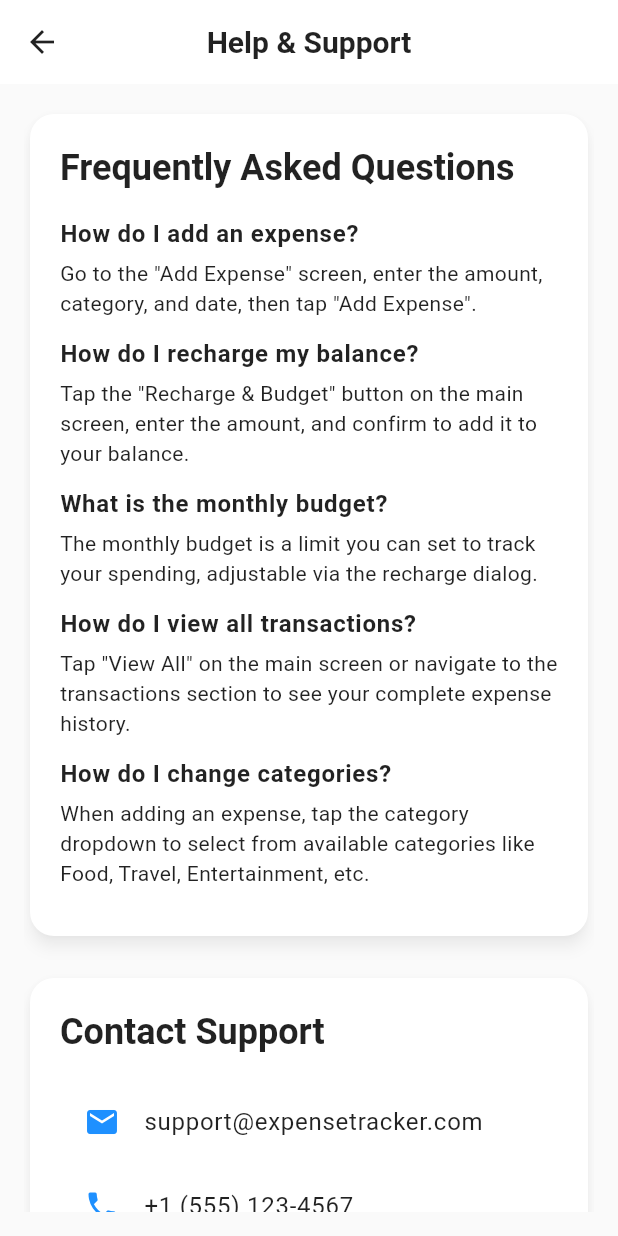
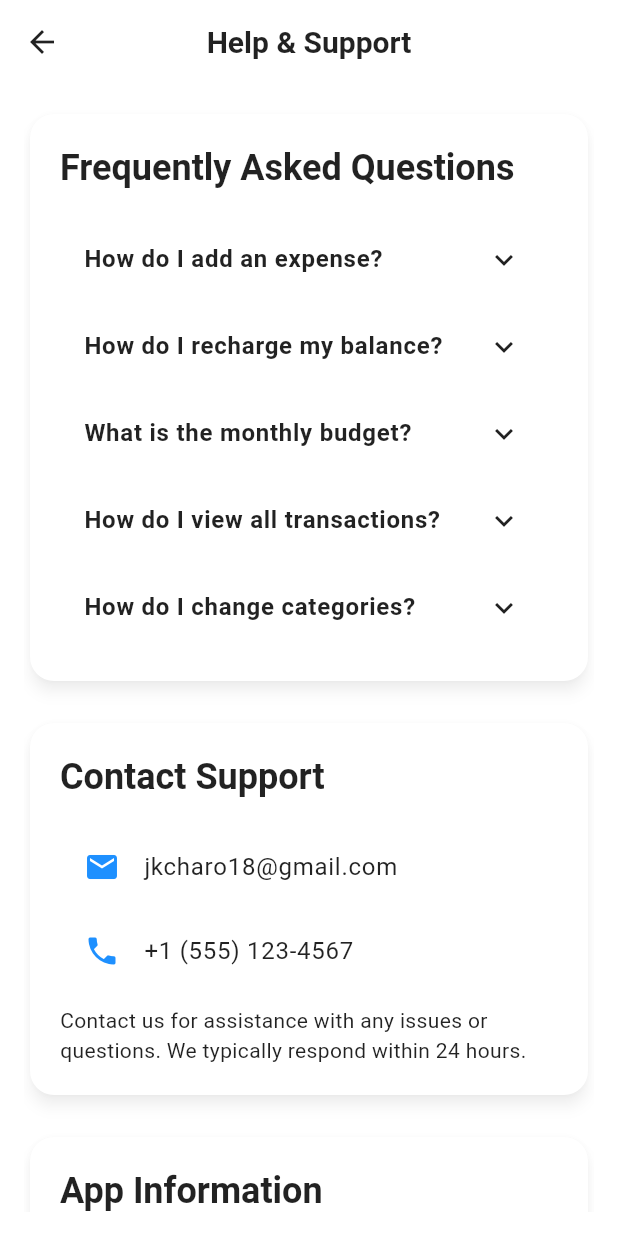
Before and after one commit to Anonymousbeliever/expense_tracker, a Flutter app: the HelpSupportScreen screen opened directly, on a phone screen of 412 x 824 dp. Run offline on Flutter 3.47's test engine with Material 3 defaults, Android fonts, the phone set to English and light mode, and no system bars; our stand-ins replace cloud_firestore, firebase_auth, firebase_core, fl_chart, permission_handler, shared_preferences; missing offline and left inert: dart:html; accounts and stored records are empty.

Commit message:
fixed the help supporrt

```diff
--- a/lib/screens/help_support/help_support_screen.dart
+++ b/lib/screens/help_support/help_support_screen.dart
@@ -6,7 +6,7 @@ class HelpSupportScreen extends StatelessWidget {
   @override
   Widget build(BuildContext context) {
     return Scaffold(
-      backgroundColor: Theme.of(context).colorScheme.background,
+      backgroundColor: Theme.of(context).colorScheme.surface,
       appBar: AppBar(
         backgroundColor: Theme.of(context).colorScheme.surface,
         foregroundColor: Theme.of(context).colorScheme.onSurface,
@@ -27,7 +27,7 @@ class HelpSupportScreen extends StatelessWidget {
                   shape: RoundedRectangleBorder(
                     borderRadius: BorderRadius.circular(16),
                   ),
-                  shadowColor: Theme.of(context).colorScheme.shadow.withOpacity(0.3),
+                  shadowColor: Theme.of(context).colorScheme.shadow.withValues(alpha: 0.3),
                   child: Padding(
                     padding: const EdgeInsets.all(20.0),
                     child: Column(
@@ -37,31 +37,31 @@ class HelpSupportScreen extends StatelessWidget {
                           'Frequently Asked Questions',
                           style: Theme.of(context).textTheme.headlineSmall?.copyWith(
                                 fontWeight: FontWeight.bold,
-                                color: Theme.of(context).colorScheme.onBackground,
+                                color: Theme.of(context).colorScheme.onSurface,
                               ),
                         ),
                         const SizedBox(height: 16),
-                        _buildFAQItem(
+                        _buildFAQDropdown(
                           context,
                           'How do I add an expense?',
                           'Go to the "Add Expense" screen, enter the amount, category, and date, then tap "Add Expense".',
                         ),
-                        _buildFAQItem(
+                        _buildFAQDropdown(
                           context,
                           'How do I recharge my balance?',
                           'Tap the "Recharge & Budget" button on the main screen, enter the amount, and confirm to add it to your balance.',
                         ),
-                        _buildFAQItem(
+                        _buildFAQDropdown(
                           context,
                           'What is the monthly budget?',
                           'The monthly budget is a limit you can set to track your spending, adjustable via the recharge dialog.',
                         ),
-                        _buildFAQItem(
+                        _buildFAQDropdown(
                           context,
                           'How do I view all transactions?',
                           'Tap "View All" on the main screen or navigate to the transactions section to see your complete expense history.',
                         ),
-                        _buildFAQItem(
+                        _buildFAQDropdown(
                           context,
                           'How do I change categories?',
                           'When adding an expense, tap the category dropdown to select from available categories like Food, Travel, Entertainment, etc.',
@@ -77,7 +77,7 @@ class HelpSupportScreen extends StatelessWidget {
                   shape: RoundedRectangleBorder(
                     borderRadius: BorderRadius.circular(16),
                   ),
-                  shadowColor: Theme.of(context).colorScheme.shadow.withOpacity(0.3),
+                  shadowColor: Theme.of(context).colorScheme.shadow.withValues(alpha: 0.3),
                   child: Padding(
                     padding: const EdgeInsets.all(20.0),
                     child: Column(
@@ -87,14 +87,14 @@ class HelpSupportScreen extends StatelessWidget {
                           'Contact Support',
                           style: Theme.of(context).textTheme.headlineSmall?.copyWith(
                                 fontWeight: FontWeight.bold,
-                                color: Theme.of(context).colorScheme.onBackground,
+                                color: Theme.of(context).colorScheme.onSurface,
                               ),
                         ),
                         const SizedBox(height: 16),
                         ListTile(
                           leading: Icon(Icons.email, color: Theme.of(context).colorScheme.primary),
                           title: Text(
-                            'support@expensetracker.com',
+                            'jkcharo18@gmail.com',
                             style: Theme.of(context).textTheme.bodyLarge?.copyWith(
                                   color: Theme.of(context).colorScheme.onSurface,
                                 ),
@@ -139,7 +139,7 @@ class HelpSupportScreen extends StatelessWidget {
                   shape: RoundedRectangleBorder(
                     borderRadius: BorderRadius.circular(16),
                   ),
-                  shadowColor: Theme.of(context).colorScheme.shadow.withOpacity(0.3),
+                  shadowColor: Theme.of(context).colorScheme.shadow.withValues(alpha: 0.3),
                   child: Padding(
                     padding: const EdgeInsets.all(20.0),
                     child: Column(
@@ -149,7 +149,7 @@ class HelpSupportScreen extends StatelessWidget {
                           'App Information',
                           style: Theme.of(context).textTheme.headlineSmall?.copyWith(
                                 fontWeight: FontWeight.bold,
-                                color: Theme.of(context).colorScheme.onBackground,
+                                color: Theme.of(context).colorScheme.onSurface,
                               ),
                         ),
                         const SizedBox(height: 16),
@@ -197,26 +197,33 @@ class HelpSupportScreen extends StatelessWidget {
     );
   }
 
-  Widget _buildFAQItem(BuildContext context, String question, String answer) {
-    return Column(
-      crossAxisAlignment: CrossAxisAlignment.start,
-      children: [
-        Text(
+  Widget _buildFAQDropdown(BuildContext context, String question, String answer) {
+    return Theme(
+      data: Theme.of(context).copyWith(
+        dividerColor: Colors.transparent,
+      ),
+      child: ExpansionTile(
+        title: Text(
           question,
           style: Theme.of(context).textTheme.bodyLarge?.copyWith(
                 fontWeight: FontWeight.w600,
                 color: Theme.of(context).colorScheme.onSurface,
               ),
         ),
-        const SizedBox(height: 4),
-        Text(
+        collapsedIconColor: Theme.of(context).colorScheme.onSurface,
+        iconColor: Theme.of(context).colorScheme.onSurface,
+        children: [
+          Padding(
+            padding: const EdgeInsets.symmetric(horizontal: 16.0, vertical: 8.0),
+            child: Text(
               answer,
               style: Theme.of(context).textTheme.bodyMedium?.copyWith(
                     color: Theme.of(context).colorScheme.onSurfaceVariant,
                   ),
             ),
-        const SizedBox(height: 12),
+          ),
         ],
+      ),
     );
   }
 }
```
Lines whose indentation alone changed are shown as unchanged.
